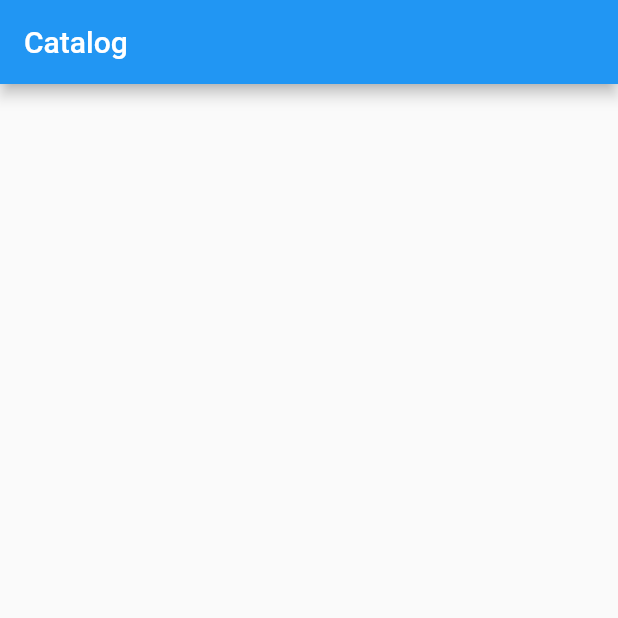
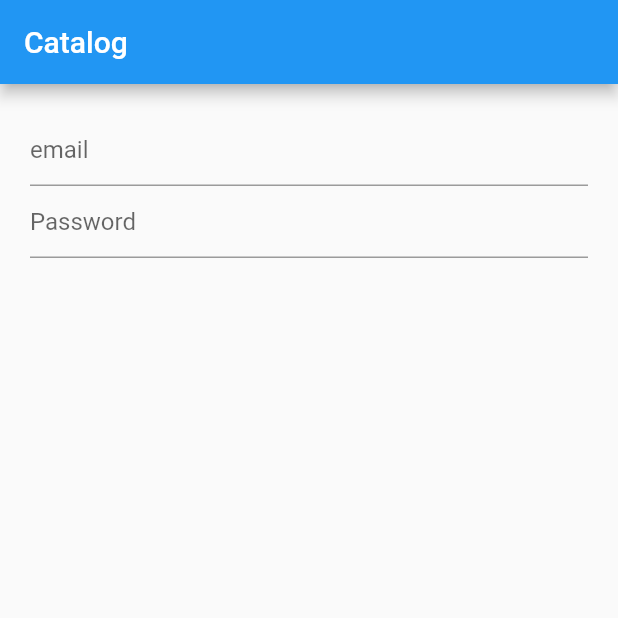
Before and after one commit to mobasaradev/catalog, a Flutter app: the screen it shows after launch, on a phone screen of 412 x 824 dp, the top half of it. Run offline on Flutter 3.47's test engine with Material 2 defaults, Android fonts, the phone set to English and light mode, and no system bars.

```diff
--- a/lib/main.dart
+++ b/lib/main.dart
@@ -17,8 +17,25 @@ class MyApp extends StatelessWidget {
       ),
       home: Scaffold(
           appBar: AppBar(
-        title: const Text("Catalog"),
-      )),
+            title: const Text("Catalog"),
+          ),
+          body: Padding(
+            padding: const EdgeInsets.all(20.0),
+            child: Column(
+              children: [
+                TextFormField(
+                  decoration: const InputDecoration(
+                    hintText: "email",
+                  ),
+                ),
+                TextFormField(
+                  decoration: const InputDecoration(
+                    hintText: "Password",
+                  ),
+                ),
+              ],
+            ),
+          )),
     );
   }
 }
```
